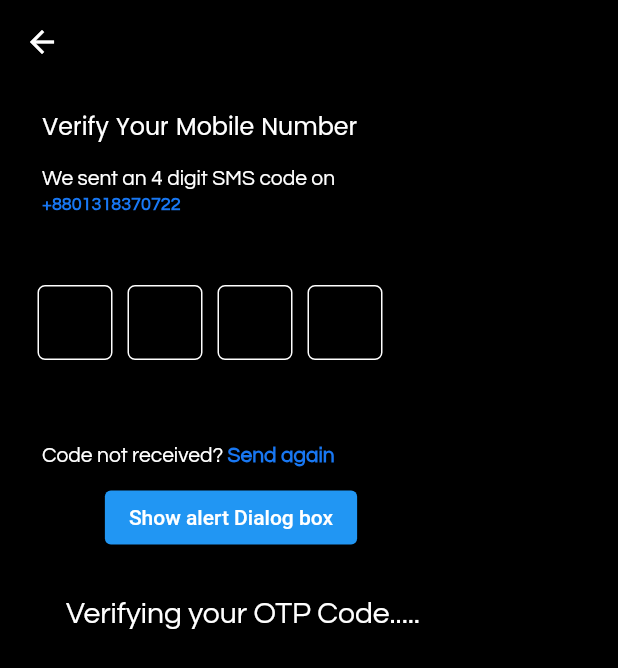
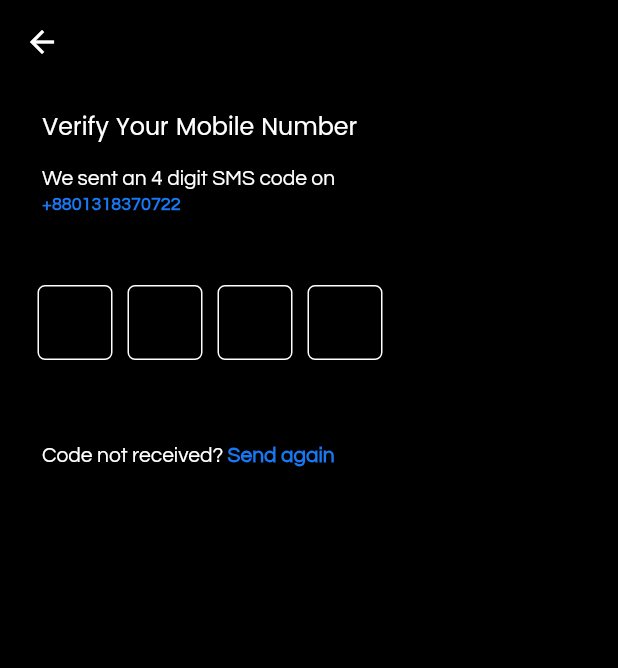
Before and after one commit to SyedMahide/final_ui, a Flutter app: the SignInScreen screen opened directly, after a tap on "Log in with OTP", on a phone screen of 412 x 824 dp. Shown: the top 668 px of the screen. Run offline on Flutter 3.47's test engine with Material 2 defaults, Android fonts, the phone set to English and light mode, and no system bars; drawn by our look-alikes of pin_code_fields.

Commit message:
added some change

```diff
--- a/lib/ui/otp_pin.dart
+++ b/lib/ui/otp_pin.dart
@@ -142,7 +142,8 @@ class _PinCodeVerificationScreenState extends State<PinCodeVerificationScreen> {
                                     ),
                                     length: 4,
                                     obscureText: false,
-                                    textStyle: const TextStyle(color: Colors.white),
+                                    textStyle:
+                                        const TextStyle(color: Colors.white),
                                     blinkWhenObscuring: true,
                                     animationType: AnimationType.fade,
                                     validator: (v) {
@@ -181,6 +182,12 @@ class _PinCodeVerificationScreenState extends State<PinCodeVerificationScreen> {
                                     ],
                                     onCompleted: (v) {
                                       debugPrint("Completed");
+                                      Navigator.push(
+                                        context,
+                                        MaterialPageRoute(
+                                            builder: (context) =>
+                                                LifeStyleScreen()),
+                                      );
                                     },
                                     // onTap: () {
                                     //   print("Pressed");
@@ -221,109 +228,102 @@ class _PinCodeVerificationScreenState extends State<PinCodeVerificationScreen> {
                                           fontWeight: FontWeight.w600,
                                           fontStyle: FontStyle.normal,
                                         ),
-                                          recognizer: TapGestureRecognizer()
-                                            ..onTap = () {
-                                              Navigator.push(
-                                                context,
-                                                MaterialPageRoute(
-                                                    builder: (context) => LifeStyleScreen()),
-                                              );
-                                            }),
+                                      ),
                                     ]),
                               ),
                             ),
 
-                            Container(
-                              margin: EdgeInsets.only(top: 10, left: 28),
-                              child: Center(
-                                child: ElevatedButton(
-                                  onPressed: () {
-                                    showDialog(
-                                      context: context,
-                                      builder: (ctx) => AlertDialog(
-                                        backgroundColor: Colors.black,
-                                        title: const Text(
-                                          "Allow the application to read the messege and enter the code",
-                                          style: TextStyle(
-                                              fontSize: 16,
-                                              fontFamily: 'Questrial',
-                                              color: Colors.white),
-                                        ),
-                                        content: const Text(
-                                          "Code 2420 for confirmation in the aplication",
-                                          style: TextStyle(
-                                              fontSize: 14,
-                                              fontFamily: 'Questrial',
-                                              color: Colors.white),
-                                          textAlign: TextAlign.center,
-                                        ),
-                                        actions: <Widget>[
-                                          Row(
-                                            children: [
-                                              Expanded(
-                                                flex: 1,
-                                                child: TextButton(
-                                                  onPressed: () {
-                                                    Navigator.of(ctx).pop();
-                                                  },
-                                                  child: Container(
-                                                    //alignment: Alignment.topRight,
-                                                    // color: Color(0xff4048BF),
-                                                    padding: const EdgeInsets.only(
-                                                        top: 10, right: 50, left: 5,  bottom: 10),
-                                                    child: const Text(
-                                                      "Reject",
-                                                      style: TextStyle(color: Colors.white),
-                                                      textAlign: TextAlign.center,
-                                                    ),
-                                                  ),
-                                                ),
-                                              ),
-                                              Expanded(
-                                                flex: 1,
-                                                child: TextButton(
-                                                  onPressed: () {
-                                                    Navigator.of(ctx).pop();
-                                                  },
-                                                  child: Container(
-                                                    // decoration: BoxDecoration,
-                                                    alignment: Alignment.topLeft,
-                                                    color: Color(0xff4048BF),
-                                                    padding: const EdgeInsets.only(
-                                                        top: 10, left: 50,  bottom: 10),
-                                                    child: const Text(
-                                                      "Allow",
-                                                      style: TextStyle(color: Colors.white),
-                                                    ),
-                                                  ),
-                                                ),
-                                              ),
-                                            ],
-                                          ),
-                                        ],
-                                      ),
-                                    );
-                                  },
-                                  child: const Text("Show alert Dialog box"),
-                                ),
-                              ),
-                            ),
-                            Center(
-                              child: Container(
-                                alignment: Alignment.center,
-                                margin: EdgeInsets.only(top: 30, left: 44),
-                                child: const Text(
-                                  "Verifying your OTP Code.....",
-                                  style: TextStyle(
-                                      fontFamily: 'Questrial',
-                                      fontSize: 20,
-                                      fontWeight: FontWeight.w500,
-                                      fontStyle: FontStyle.normal,
-                                      color: Colors.white),
-                                  textAlign: TextAlign.center,
-                                ),
-                              ),
-                            ),
+                            // Container(
+                            //   margin: EdgeInsets.only(top: 10, left: 28),
+                            //   child: Center(
+                            //     child: ElevatedButton(
+                            //       onPressed: () {
+                            //         showDialog(
+                            //           context: context,
+                            //           builder: (ctx) => AlertDialog(
+                            //             backgroundColor: Colors.black,
+                            //             title: const Text(
+                            //               "Allow the application to read the messege and enter the code",
+                            //               style: TextStyle(
+                            //                   fontSize: 16,
+                            //                   fontFamily: 'Questrial',
+                            //                   color: Colors.white),
+                            //             ),
+                            //             content: const Text(
+                            //               "Code 2420 for confirmation in the aplication",
+                            //               style: TextStyle(
+                            //                   fontSize: 14,
+                            //                   fontFamily: 'Questrial',
+                            //                   color: Colors.white),
+                            //               textAlign: TextAlign.center,
+                            //             ),
+                            //             actions: <Widget>[
+                            //               Row(
+                            //                 children: [
+                            //                   Expanded(
+                            //                     flex: 1,
+                            //                     child: TextButton(
+                            //                       onPressed: () {
+                            //                         Navigator.of(ctx).pop();
+                            //                       },
+                            //                       child: Container(
+                            //                         //alignment: Alignment.topRight,
+                            //                         // color: Color(0xff4048BF),
+                            //                         padding: const EdgeInsets.only(
+                            //                             top: 10, right: 50, left: 5,  bottom: 10),
+                            //                         child: const Text(
+                            //                           "Reject",
+                            //                           style: TextStyle(color: Colors.white),
+                            //                           textAlign: TextAlign.center,
+                            //                         ),
+                            //                       ),
+                            //                     ),
+                            //                   ),
+                            //                   Expanded(
+                            //                     flex: 1,
+                            //                     child: TextButton(
+                            //                       onPressed: () {
+                            //                         Navigator.of(ctx).pop();
+                            //                       },
+                            //                       child: Container(
+                            //                         // decoration: BoxDecoration,
+                            //                         alignment: Alignment.topLeft,
+                            //                         color: Color(0xff4048BF),
+                            //                         padding: const EdgeInsets.only(
+                            //                             top: 10, left: 50,  bottom: 10),
+                            //                         child: const Text(
+                            //                           "Allow",
+                            //                           style: TextStyle(color: Colors.white),
+                            //                         ),
+                            //                       ),
+                            //                     ),
+                            //                   ),
+                            //                 ],
+                            //               ),
+                            //             ],
+                            //           ),
+                            //         );
+                            //       },
+                            //       child: const Text("Show alert Dialog box"),
+                            //     ),
+                            //   ),
+                            // ),
+                            // Center(
+                            //   child: Container(
+                            //     alignment: Alignment.center,
+                            //     margin: EdgeInsets.only(top: 30, left: 44),
+                            //     child: const Text(
+                            //       "Verifying your OTP Code.....",
+                            //       style: TextStyle(
+                            //           fontFamily: 'Questrial',
+                            //           fontSize: 20,
+                            //           fontWeight: FontWeight.w500,
+                            //           fontStyle: FontStyle.normal,
+                            //           color: Colors.white),
+                            //       textAlign: TextAlign.center,
+                            //     ),
+                            //   ),
+                            // ),
                           ],
                         ),
                       ),
--- a/lib/ui/signin_screen.dart
+++ b/lib/ui/signin_screen.dart
@@ -1,3 +1,4 @@
+import 'package:final_ui/ui/lifeStyle_screen.dart';
 import 'package:flutter/cupertino.dart';
 import 'package:flutter/gestures.dart';
 import 'package:flutter/material.dart';
@@ -60,7 +61,7 @@ class _SignInScreenState extends State<SignInScreen> {
                 ),
               ),
               Container(
-               // alignment: Alignment.center,
+                // alignment: Alignment.center,
                 margin: EdgeInsets.only(top: 45, left: 50),
                 child: Center(
                   child: Row(
@@ -215,127 +216,127 @@ class _SignInScreenState extends State<SignInScreen> {
                   ),
                 ),
               ),
-              Center(
-                child: Container(
-                  margin: EdgeInsets.only(top: 82),
-                  child: const Text(
-                    "Or",
-                    style: TextStyle(
-                      fontFamily: 'Questrial',
-                      color: Colors.white,
-                      fontSize: 16,
-                      fontWeight: FontWeight.w500,
-                      fontStyle: FontStyle.normal,
-                    ),
-                  ),
-                ),
-              ),
+              // Center(
+              //   child: Container(
+              //     margin: EdgeInsets.only(top: 82),
+              //     child: const Text(
+              //       "Or",
+              //       style: TextStyle(
+              //         fontFamily: 'Questrial',
+              //         color: Colors.white,
+              //         fontSize: 16,
+              //         fontWeight: FontWeight.w500,
+              //         fontStyle: FontStyle.normal,
+              //       ),
+              //     ),
+              //   ),
+              // ),
 
-              Container(
-                margin: const EdgeInsets.only(top: 30, left: 50, right: 50,),
-                padding: const EdgeInsets.only(top: 10, bottom: 10),
-                decoration: BoxDecoration(
-                    borderRadius: BorderRadius.circular(6),
-                    border: Border.all(color: Colors.white)
-                ),
-                child: Row(
-                  children: [
-                    Expanded(
-                    flex: 1,
-                    child: Container(
-                      height: 20,
-                      margin: EdgeInsets.only(left: 10),
-                      child: const Image(
-                        image: AssetImage("assets/Gmail.png"),
-                      ),
-                    ),
-                  ),
-                    Spacer(),
-                    const Expanded(
-                      flex: 5,
-                      child: Text('Continue with Email',
-                        style: TextStyle(
-                          fontFamily: 'Questrial',
-                          color: Colors.white,
-                          fontSize: 13,
-                          fontWeight: FontWeight.w400,
-                          fontStyle: FontStyle.normal,
-                        ),
-                      ),
-                    ),
-                  ],
-                ),
-              ),
-              Container(
-                margin: const EdgeInsets.only(top: 10, left: 50, right: 50),
-                padding: const EdgeInsets.only(top: 10, bottom: 10),
-                decoration: BoxDecoration(
-                    borderRadius: BorderRadius.circular(6),
-                    border: Border.all(color: Colors.white)
-                ),
-                child: Row(
-                  children: [
-                    Expanded(
-                      flex: 1,
-                      child: Container(
-                        height: 20,
-                        margin: EdgeInsets.only(left: 10),
-                        child: const Image(
-                          image: AssetImage("assets/Facebook.png"),
-                        ),
-                      ),
-                    ),
-                    Spacer(),
-                    const Expanded(
-                      flex: 5,
-                      child: Text('Continue with Facebook',
-                        style: TextStyle(
-                          fontFamily: 'Questrial',
-                          color: Colors.white,
-                          fontSize: 13,
-                          fontWeight: FontWeight.w400,
-                          fontStyle: FontStyle.normal,
-                        ),
-                      ),
-                    ),
-                  ],
-                ),
-              ),
-              Container(
-                margin: const EdgeInsets.only(top: 10, left: 50, right: 50),
-                padding: const EdgeInsets.only(top: 5, bottom: 5),
-                decoration: BoxDecoration(
-                    borderRadius: BorderRadius.circular(6),
-                    border: Border.all(color: Colors.white)
-                ),
-                child: Row(
-                  children: [
-                    Expanded(
-                      flex: 1,
-                      child: Container(
-                        height: 30,
-                        margin: EdgeInsets.only(left: 10),
-                        child: const Image(
-                          image: AssetImage("assets/Google.png"),
-                        ),
-                      ),
-                    ),
-                    Spacer(),
-                    const Expanded(
-                      flex: 5,
-                      child: Text('Continue with Google',
-                        style: TextStyle(
-                          fontFamily: 'Questrial',
-                          color: Colors.white,
-                          fontSize: 13,
-                          fontWeight: FontWeight.w400,
-                          fontStyle: FontStyle.normal,
-                        ),
-                      ),
-                    ),
-                  ],
-                ),
-              )
+              // Container(
+              //   margin: const EdgeInsets.only(top: 30, left: 50, right: 50,),
+              //   padding: const EdgeInsets.only(top: 10, bottom: 10),
+              //   decoration: BoxDecoration(
+              //       borderRadius: BorderRadius.circular(6),
+              //       border: Border.all(color: Colors.white)
+              //   ),
+              //   child: Row(
+              //     children: [
+              //       Expanded(
+              //       flex: 1,
+              //       child: Container(
+              //         height: 20,
+              //         margin: EdgeInsets.only(left: 10),
+              //         child: const Image(
+              //           image: AssetImage("assets/Gmail.png"),
+              //         ),
+              //       ),
+              //     ),
+              //       Spacer(),
+              //       const Expanded(
+              //         flex: 5,
+              //         child: Text('Continue with Email',
+              //           style: TextStyle(
+              //             fontFamily: 'Questrial',
+              //             color: Colors.white,
+              //             fontSize: 13,
+              //             fontWeight: FontWeight.w400,
+              //             fontStyle: FontStyle.normal,
+              //           ),
+              //         ),
+              //       ),
+              //     ],
+              //   ),
+              // ),
+              // Container(
+              //   margin: const EdgeInsets.only(top: 10, left: 50, right: 50),
+              //   padding: const EdgeInsets.only(top: 10, bottom: 10),
+              //   decoration: BoxDecoration(
+              //       borderRadius: BorderRadius.circular(6),
+              //       border: Border.all(color: Colors.white)
+              //   ),
+              //   child: Row(
+              //     children: [
+              //       Expanded(
+              //         flex: 1,
+              //         child: Container(
+              //           height: 20,
+              //           margin: EdgeInsets.only(left: 10),
+              //           child: const Image(
+              //             image: AssetImage("assets/Facebook.png"),
+              //           ),
+              //         ),
+              //       ),
+              //       Spacer(),
+              //       const Expanded(
+              //         flex: 5,
+              //         child: Text('Continue with Facebook',
+              //           style: TextStyle(
+              //             fontFamily: 'Questrial',
+              //             color: Colors.white,
+              //             fontSize: 13,
+              //             fontWeight: FontWeight.w400,
+              //             fontStyle: FontStyle.normal,
+              //           ),
+              //         ),
+              //       ),
+              //     ],
+              //   ),
+              // ),
+              // Container(
+              //   margin: const EdgeInsets.only(top: 10, left: 50, right: 50),
+              //   padding: const EdgeInsets.only(top: 5, bottom: 5),
+              //   decoration: BoxDecoration(
+              //       borderRadius: BorderRadius.circular(6),
+              //       border: Border.all(color: Colors.white)
+              //   ),
+              //   child: Row(
+              //     children: [
+              //       Expanded(
+              //         flex: 1,
+              //         child: Container(
+              //           height: 30,
+              //           margin: EdgeInsets.only(left: 10),
+              //           child: const Image(
+              //             image: AssetImage("assets/Google.png"),
+              //           ),
+              //         ),
+              //       ),
+              //       Spacer(),
+              //       const Expanded(
+              //         flex: 5,
+              //         child: Text('Continue with Google',
+              //           style: TextStyle(
+              //             fontFamily: 'Questrial',
+              //             color: Colors.white,
+              //             fontSize: 13,
+              //             fontWeight: FontWeight.w400,
+              //             fontStyle: FontStyle.normal,
+              //           ),
+              //         ),
+              //       ),
+              //     ],
+              //   ),
+              // )
             ],
           ),
         ),
```
Also changed, not shown: lib/ui/lifeStyle_screen.dart (+5 -17 lines), lib/ui/otpInput_screen.dart (deleted, +0 -192 lines), lib/ui/signup_screen.dart (+27 -32 lines), pubspec.lock, 3 other files. Lines whose indentation alone changed are shown as unchanged.
